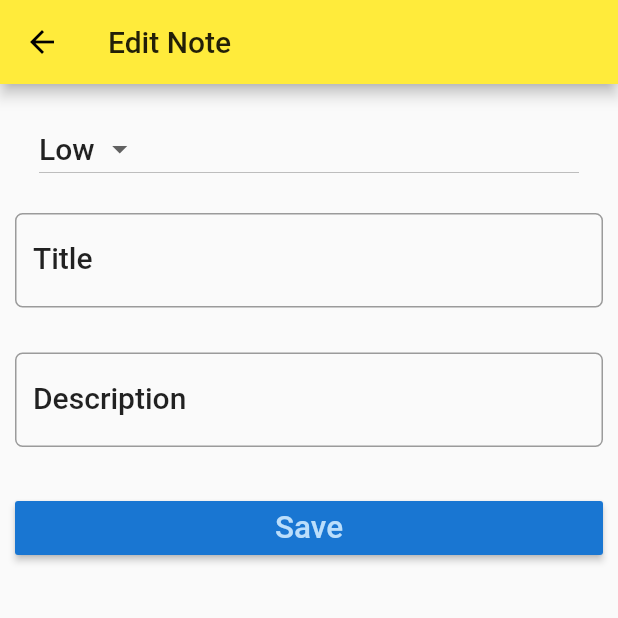
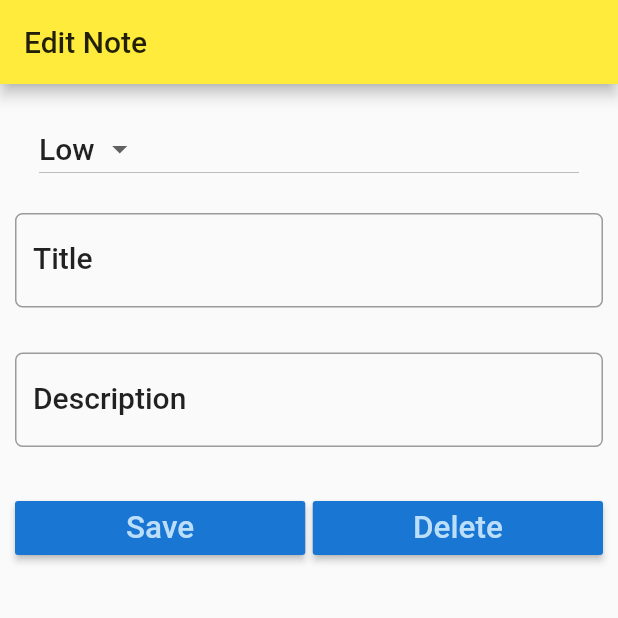
Before and after one commit to Hemanth759/Learning-Flutter, a Flutter app: the NoteDetail screen opened directly, on a phone screen of 412 x 824 dp, the top half of it. Run offline on Flutter 3.47's test engine with Material 2 defaults, Android fonts, the phone set to English and light mode, and no system bars.

Commit message:
Added screens for the app

```diff
--- a/todo_app/lib/main.dart
+++ b/todo_app/lib/main.dart
@@ -1,5 +1,6 @@
 import 'package:flutter/material.dart';
 import 'package:todo_app/screens/note_list.dart';
+import 'package:todo_app/screens/note_detail.dart';
 
 void main() {
   runApp(MyApp());
@@ -15,7 +16,7 @@ class MyApp extends StatelessWidget {
       theme: ThemeData(
         primaryColor: Colors.yellow,
       ),
-      home: NoteList(),
+      home: NoteDetail(),
     );
   }
 }
--- a/todo_app/lib/screens/note_detail.dart
+++ b/todo_app/lib/screens/note_detail.dart
@@ -99,7 +99,26 @@ class _NoteDetailState extends State<NoteDetail> {
                           });
                         },
                     ),
+                  ),
+
+                  Container(width: 5.0,),
+
+                  Expanded(
+                    child: RaisedButton(
+                      color: Theme.of(context).primaryColorDark,
+                      textColor: Theme.of(context).primaryColorLight,
+                      child: Text(
+                        'Delete',
+                        textScaleFactor: 1.5,
+                        ),
+                        onPressed: () {
+                          setState(() {
+                           debugPrint('Pressed the delete button');
+                          });
+                        },
+                    ),
                   )
+
                 ],
               ),
             )
```
